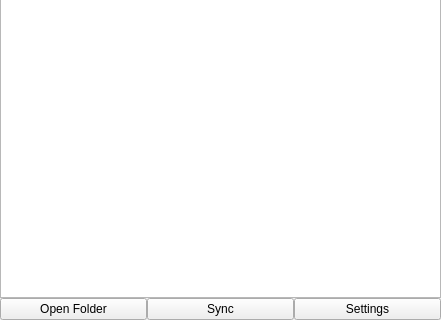
Old version of the form src/ui/process_status_page.ui in the repository bpozdena/OneDriveGUI; both pictures show x 0 to 441 and y 443 to 763 of the 441 by 763 pixel window.
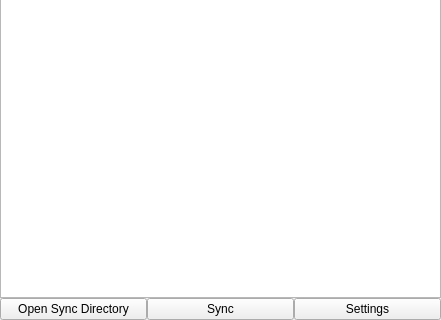
New version of the form.

```diff
--- a/src/ui/process_status_page.ui
+++ b/src/ui/process_status_page.ui
@@ -162,7 +162,7 @@
         </sizepolicy>
        </property>
        <property name="text">
-        <string>Open Folder</string>
+        <string>Open Sync Directory</string>
        </property>
       </widget>
      </item>
```
Left out of the diff: 2 changed lines with no effect on the pictures.
